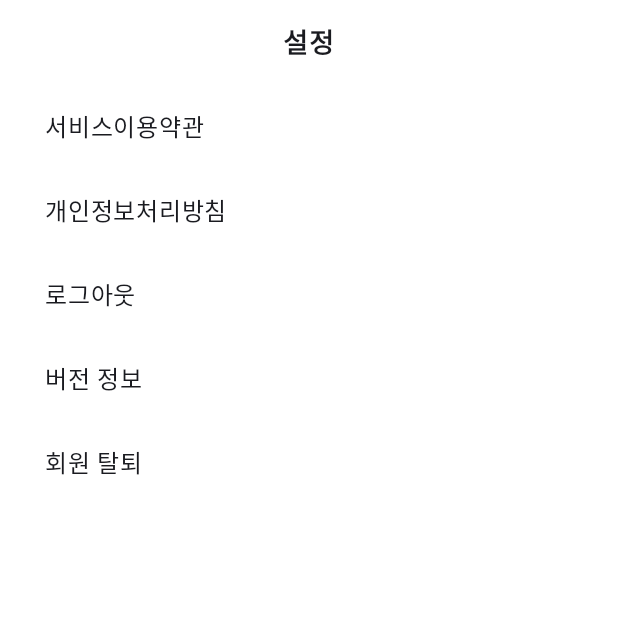
After one commit to Woo-Dong93/PostTrip, an Android app built with Jetpack Compose: the composable SettingScreen shown on its own in the app's theme, on a phone screen of 412 x 824 dp, the top half of it. The commit adds this screen. Run offline under Robolectric (Android 15) with nearby library versions, the light colour scheme and no system bars.

Commit message:
feature(app) - 설정 화면 추가

```diff
--- /dev/null
+++ b/packages/app/feature/reward/src/main/java/com/posttrip/journeydex/feature/reward/navigation/SettingScreen.kt
@@ -0,0 +1,133 @@
+package com.posttrip.journeydex.feature.reward.navigation
+
+import androidx.compose.foundation.background
+import androidx.compose.foundation.clickable
+import androidx.compose.foundation.layout.Box
+import androidx.compose.foundation.layout.Column
+import androidx.compose.foundation.layout.Row
+import androidx.compose.foundation.layout.Spacer
+import androidx.compose.foundation.layout.fillMaxSize
+import androidx.compose.foundation.layout.fillMaxWidth
+import androidx.compose.foundation.layout.height
+import androidx.compose.foundation.layout.padding
+import androidx.compose.foundation.layout.size
+import androidx.compose.material.icons.Icons
+import androidx.compose.material.icons.filled.KeyboardArrowLeft
+import androidx.compose.material3.CenterAlignedTopAppBar
+import androidx.compose.material3.ExperimentalMaterial3Api
+import androidx.compose.material3.Icon
+import androidx.compose.material3.IconButton
+import androidx.compose.material3.Scaffold
+import androidx.compose.material3.Text
+import androidx.compose.material3.TopAppBar
+import androidx.compose.material3.TopAppBarDefaults
+import androidx.compose.runtime.Composable
+import androidx.compose.ui.Alignment
+import androidx.compose.ui.Modifier
+import androidx.compose.ui.graphics.Color
+import androidx.compose.ui.res.stringResource
+import androidx.compose.ui.text.font.FontWeight
+import androidx.compose.ui.tooling.preview.Preview
+import androidx.compose.ui.unit.dp
+import androidx.compose.ui.unit.sp
+
+@OptIn(ExperimentalMaterial3Api::class)
+@Composable
+fun SettingScreen(
+    onBackClick: () -> Unit,
+    onTermsClick: () -> Unit,
+    onPrivacyClick: () -> Unit,
+    onLogoutClick: () -> Unit,
+    onWithdrawClick: () -> Unit,
+    modifier: Modifier = Modifier
+) {
+    Column(
+        modifier = Modifier
+            .fillMaxSize()
+            .background(Color.White),
+    ) {
+        JTopAppBar(
+            navigationIcon = {
+                Spacer(modifier = Modifier.size(40.dp))
+//                IconButton(onClick = onBackClick) {
+//                    Icon(imageVector = Icons.Default.KeyboardArrowLeft, contentDescription = null)
+//                }
+            },
+            actions = {
+                Spacer(modifier = Modifier.size(40.dp))
+            },
+            title = {
+                Text(
+                    text = "설정",
+                    fontWeight = FontWeight.Bold,
+                    fontSize = 18.sp
+                )
+            }
+        )
+        SettingItem(
+            text = "서비스이용약관",
+            onClick = onTermsClick
+        )
+        SettingItem(
+            text = "개인정보처리방침",
+            onClick = onPrivacyClick
+        )
+        SettingItem(
+            text = "로그아웃",
+            onClick = onLogoutClick
+        )
+        SettingItem(
+            text = "버전 정보",
+            onClick = {}
+        )
+        SettingItem(
+            text = "회원 탈퇴",
+            onClick = onWithdrawClick
+        )
+    }
+}
+
+@Composable
+fun SettingItem(
+    text: String,
+    onClick: () -> Unit,
+    modifier: Modifier = Modifier
+) {
+    Box(
+        modifier = modifier
+            .fillMaxWidth()
+            .height(56.dp)
+            .clickable {
+                onClick()
+            },
+        contentAlignment = Alignment.CenterStart
+    ) {
+        Text(
+            modifier = Modifier.padding(start = 30.dp),
+            text = text
+        )
+    }
+}
+
+@Composable
+fun JTopAppBar(
+    navigationIcon: @Composable () -> Unit,
+    actions: @Composable () -> Unit,
+    title: @Composable () -> Unit
+) {
+    Row(
+        modifier = Modifier
+            .fillMaxWidth()
+            .height(56.dp)
+            .padding(horizontal = 10.dp),
+        verticalAlignment = Alignment.CenterVertically
+    ) {
+        navigationIcon()
+        Box(
+            modifier = Modifier.weight(1f), contentAlignment = Alignment.Center
+        ) {
+            title()
+        }
+        actions()
+    }
+}
```
Also changed, not shown: packages/app/app/src/main/java/com/posttrip/journeydex/ui/JourneydexApp.kt (+15 -14 lines), packages/app/app/src/main/java/com/posttrip/journeydex/ui/navigation/JourneydexNavHost.kt (+23 -1 lines), packages/app/feature/reward/src/main/java/com/posttrip/journeydex/feature/reward/navigation/RewardNavigation.kt (+110 -8 lines), packages/app/feature/reward/src/main/java/com/posttrip/journeydex/feature/reward/navigation/TextScreen.kt (added, +59 -0 lines), packages/app/feature/map/build.gradle.kts (line endings or trailing spaces).
